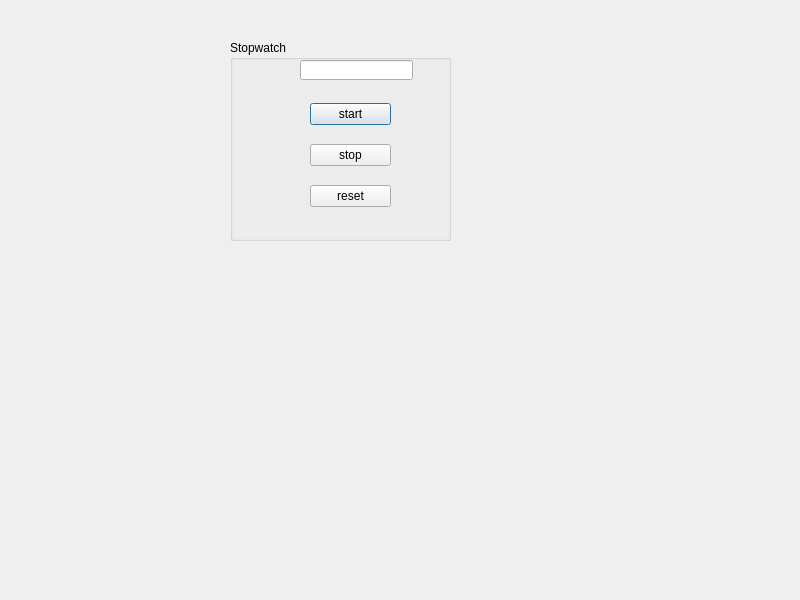
First picture: the form in Applications/Stopwatch/stopwatch.ui, repository Meghana-sk/Qt-basics, before the edit.
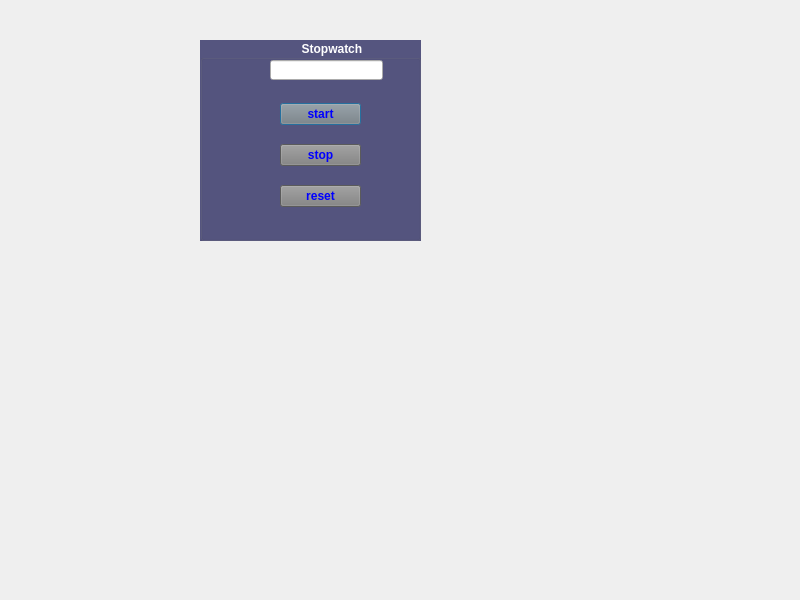
Second picture: the form after the edit.

Commit message: style: added styles to buttons, groupbox & linedit

Patch:
```diff
--- a/Applications/Stopwatch/stopwatch.ui
+++ b/Applications/Stopwatch/stopwatch.ui
@@ -16,14 +16,23 @@
   <widget class="QGroupBox" name="groupBox">
    <property name="geometry">
     <rect>
-     <x>230</x>
+     <x>200</x>
      <y>40</y>
      <width>221</width>
      <height>201</height>
     </rect>
    </property>
+   <property name="styleSheet">
+    <string notr="true">QGroupBox{
+background-color: rgb(85, 85, 127);
+color: white;
+font: bold;
+}
+
+</string>
+   </property>
    <property name="title">
-    <string>Stopwatch</string>
+    <string>                              Stopwatch</string>
    </property>
    <widget class="QLineEdit" name="lineEdit">
     <property name="geometry">
@@ -47,6 +56,14 @@
     <layout class="QVBoxLayout" name="verticalLayout">
      <item>
       <widget class="QPushButton" name="start">
+       <property name="styleSheet">
+        <string notr="true">QPushButton{
+	background-color: grey;
+	radius: 20;
+	color: blue;
+font: bold;
+}</string>
+       </property>
        <property name="text">
         <string>start</string>
        </property>
@@ -54,6 +71,13 @@
      </item>
      <item>
       <widget class="QPushButton" name="stop">
+       <property name="styleSheet">
+        <string notr="true">QPushButton{
+	background-color: grey;
+	color: blue;
+	font: bold;
+}</string>
+       </property>
        <property name="text">
         <string>stop</string>
        </property>
@@ -61,6 +85,14 @@
      </item>
      <item>
       <widget class="QPushButton" name="reset">
+       <property name="styleSheet">
+        <string notr="true">QPushButton{
+	background-color: grey;
+	color: blue;
+	font: bold;
+	radius: 20;
+}</string>
+       </property>
        <property name="text">
         <string>reset</string>
        </property>
```
